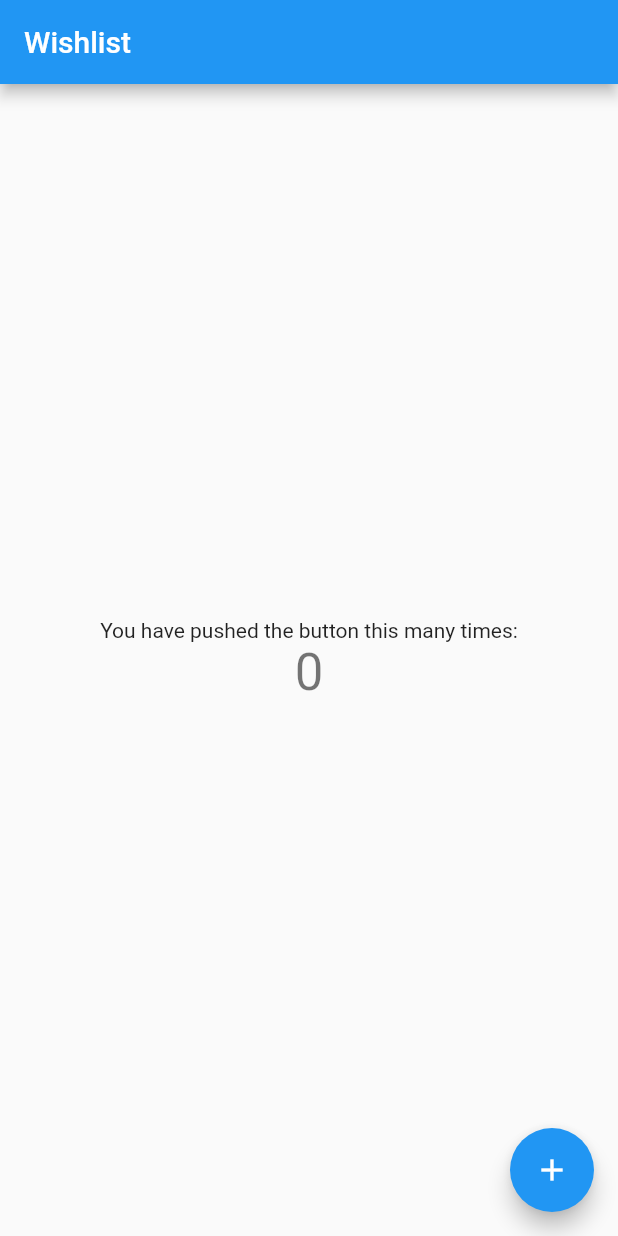
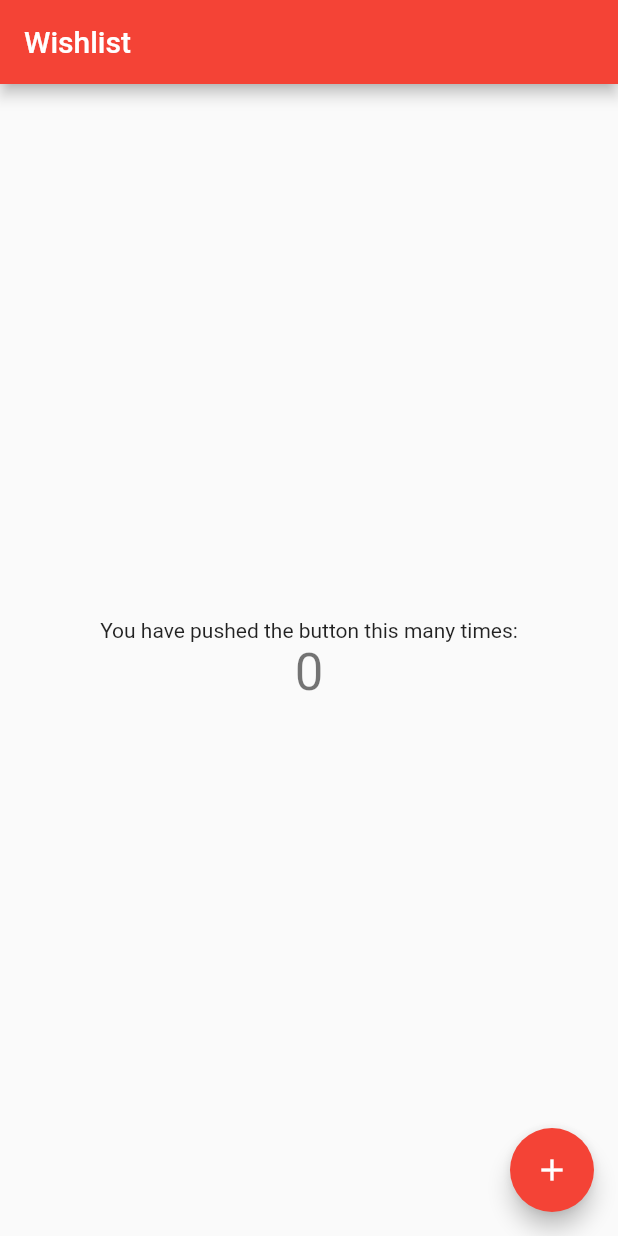
Before and after one commit to trilobitech/wishlist-app, a Flutter app: the screen it shows after launch, on a phone screen of 412 x 824 dp. Run offline on Flutter 3.47's test engine with Material 2 defaults, Android fonts, the phone set to English and light mode, and no system bars; missing offline and left inert: logger_plus.

Commit message:
define theme file

```diff
--- a/lib/app.dart
+++ b/lib/app.dart
@@ -1,5 +1,6 @@
 import 'package:flutter/material.dart';
 
+import 'core/style/theme.dart';
 import 'features/home/home_page.dart';
 
 class MyApp extends StatelessWidget {
@@ -10,18 +11,13 @@ class MyApp extends StatelessWidget {
   Widget build(BuildContext context) {
     return MaterialApp(
       title: 'Wishlist',
-      theme: ThemeData(
-        // This is the theme of your application.
-        //
-        // Try running your application with "flutter run". You'll see the
-        // application has a blue toolbar. Then, without quitting the app, try
-        // changing the primarySwatch below to Colors.green and then invoke
-        // "hot reload" (press "r" in the console where you ran "flutter run",
-        // or simply save your changes to "hot reload" in a Flutter IDE).
-        // Notice that the counter didn't reset back to zero; the application
-        // is not restarted.
-        primarySwatch: Colors.blue,
-      ),
+
+      // define theme
+      theme: AppTheme.light(),
+      darkTheme: AppTheme.dark(),
+      themeMode: ThemeMode.system,
+
+      // define routes
       home: const HomePage(title: 'Wishlist'),
     );
   }
--- /dev/null
+++ b/lib/core/style/theme.dart
@@ -0,0 +1,17 @@
+import 'package:flutter/material.dart';
+
+abstract class AppTheme {
+  static ThemeData light() {
+    return ThemeData(
+      brightness: Brightness.light,
+      primarySwatch: Colors.red,
+    );
+  }
+
+  static ThemeData dark() {
+    return ThemeData(
+      brightness: Brightness.dark,
+      primarySwatch: Colors.red,
+    );
+  }
+}
```
